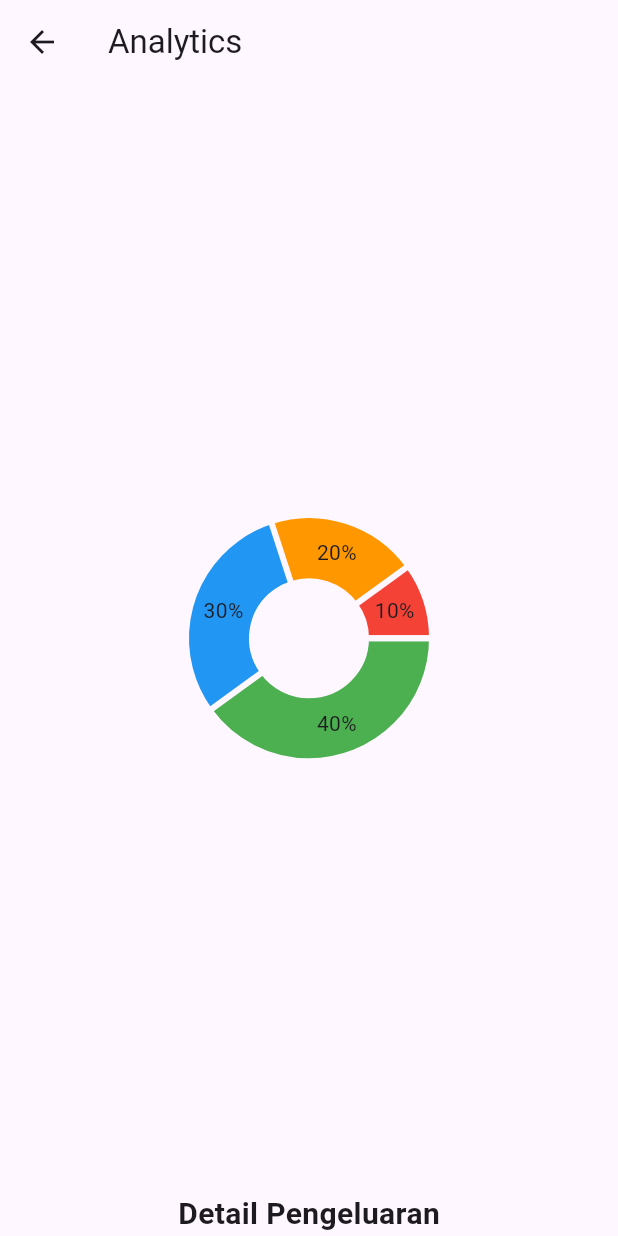
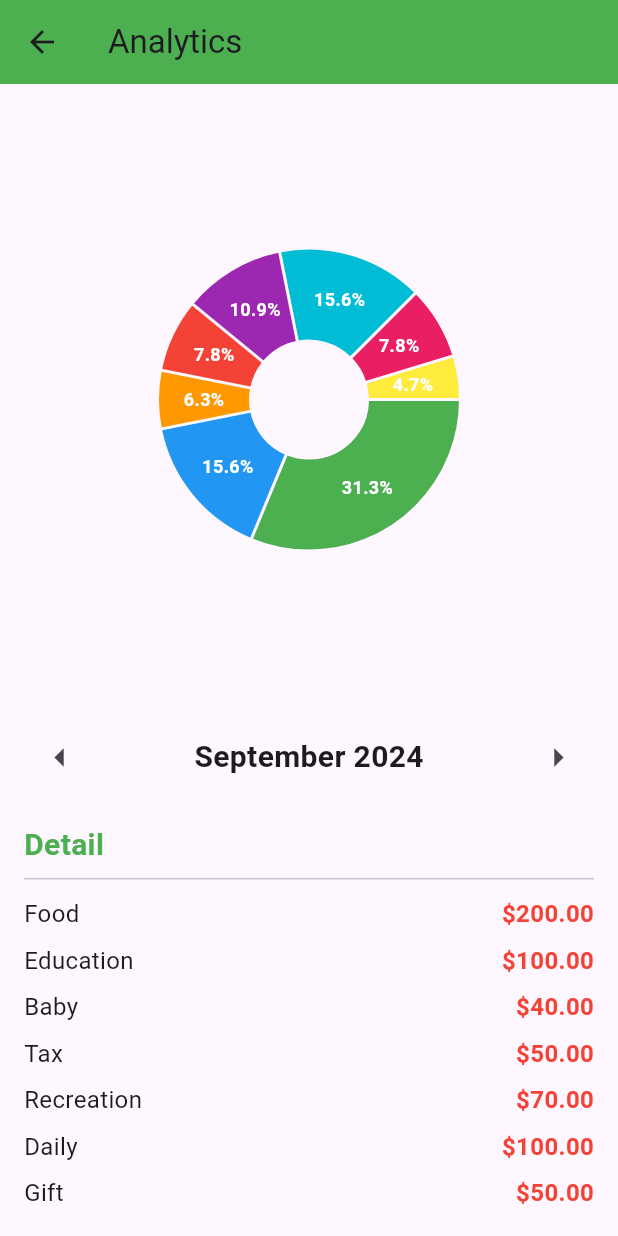
Before and after one commit to HelloWorldYessir420/FinancePlus, a Flutter app: the AnalyticsPage screen opened directly, on a phone screen of 412 x 824 dp. Run offline on Flutter 3.47's test engine with Material 3 defaults, Android fonts, the light colour scheme and no system bars; drawn by our look-alikes of fl_chart.

Commit message:
analytics page

```diff
--- a/lib/analisis/analytics.dart
+++ b/lib/analisis/analytics.dart
@@ -2,49 +2,146 @@ import 'package:flutter/material.dart';
 import 'package:fl_chart/fl_chart.dart';
 
 class AnalyticsPage extends StatelessWidget {
+  final Map<String, double> expenses = {
+    "Food": 200,
+    "Education": 100,
+    "Baby": 40,
+    "Tax": 50,
+    "Recreation": 70,
+    "Daily": 100,
+    "Gift": 50,
+    "Dress": 30,
+  };
+
   @override
   Widget build(BuildContext context) {
+    double totalExpenses = expenses.values.fold(0, (sum, value) => sum + value);
+
     return Scaffold(
-      appBar: AppBar(title: Text('Analytics')),
-      body: Column(
+      appBar: AppBar(
+        title: Text('Analytics'),
+        backgroundColor: Colors.green,
+      ),
+      body: Padding(
+        padding: const EdgeInsets.all(16.0),
+        child: Column(
           children: [
+            // Pie Chart
             Expanded(
+              flex: 3,
               child: PieChart(
                 PieChartData(
-                sections: [
-                  PieChartSectionData(
-                    value: 40,
-                    title: '40%',
-                    color: Colors.green,
+                  sections: expenses.entries.map((entry) {
+                    final percentage = (entry.value / totalExpenses) * 100;
+                    return PieChartSectionData(
+                      color: _getColor(entry.key),
+                      value: entry.value,
+                      title: "${percentage.toStringAsFixed(1)}%",
+                      radius: 60,
+                      titleStyle: TextStyle(
+                        fontSize: 12,
+                        fontWeight: FontWeight.bold,
+                        color: Colors.white,
                       ),
-                  PieChartSectionData(
-                    value: 30,
-                    title: '30%',
-                    color: Colors.blue,
-                  ),
-                  PieChartSectionData(
-                    value: 20,
-                    title: '20%',
-                    color: Colors.orange,
-                  ),
-                  PieChartSectionData(
-                    value: 10,
-                    title: '10%',
-                    color: Colors.red,
-                  ),
-                ],
+                    );
+                  }).toList(),
+                  sectionsSpace: 2,
                   centerSpaceRadius: 40,
-                sectionsSpace: 4,
                   borderData: FlBorderData(show: false),
                 ),
               ),
             ),
+            SizedBox(height: 20),
+            // Month Selector
+            Row(
+              mainAxisAlignment: MainAxisAlignment.spaceBetween,
+              children: [
+                IconButton(
+                  icon: Icon(Icons.arrow_left, size: 30),
+                  onPressed: () {
+                    // Logic for previous month
+                  },
+                ),
                 Text(
-            'Detail Pengeluaran',
-            style: TextStyle(fontSize: 20, fontWeight: FontWeight.bold),
+                  "September 2024",
+                  style: TextStyle(
+                    fontSize: 20,
+                    fontWeight: FontWeight.bold,
+                  ),
+                ),
+                IconButton(
+                  icon: Icon(Icons.arrow_right, size: 30),
+                  onPressed: () {
+                    // Logic for next month
+                  },
+                ),
+              ],
+            ),
+            SizedBox(height: 20),
+            // Expense Detail
+            Expanded(
+              flex: 2,
+              child: Column(
+                crossAxisAlignment: CrossAxisAlignment.start,
+                children: [
+                  Text(
+                    "Detail",
+                    style: TextStyle(
+                      fontSize: 20,
+                      fontWeight: FontWeight.bold,
+                      color: Colors.green,
+                    ),
+                  ),
+                  Divider(),
+                  Expanded(
+                    child: ListView.builder(
+                      itemCount: expenses.length,
+                      itemBuilder: (context, index) {
+                        final entry = expenses.entries.toList()[index];
+                        return Padding(
+                          padding: const EdgeInsets.symmetric(vertical: 4.0),
+                          child: Row(
+                            mainAxisAlignment: MainAxisAlignment.spaceBetween,
+                            children: [
+                              Text(
+                                entry.key,
+                                style: TextStyle(fontSize: 16),
+                              ),
+                              Text(
+                                "\$${entry.value.toStringAsFixed(2)}",
+                                style: TextStyle(
+                                  fontSize: 16,
+                                  color: Colors.red,
+                                  fontWeight: FontWeight.bold,
+                                ),
                               ),
                             ],
                           ),
                         );
+                      },
+                    ),
+                  ),
+                ],
+              ),
+            ),
+          ],
+        ),
+      ),
+    );
+  }
+
+  // Helper function to assign colors
+  Color _getColor(String category) {
+    final Map<String, Color> categoryColors = {
+      "Food": Colors.green,
+      "Education": Colors.blue,
+      "Baby": Colors.orange,
+      "Tax": Colors.red,
+      "Recreation": Colors.purple,
+      "Daily": Colors.cyan,
+      "Gift": Colors.pink,
+      "Dress": Colors.yellow,
+    };
+    return categoryColors[category] ?? Colors.grey;
   }
 }
```
Lines whose indentation alone changed are shown as unchanged.
